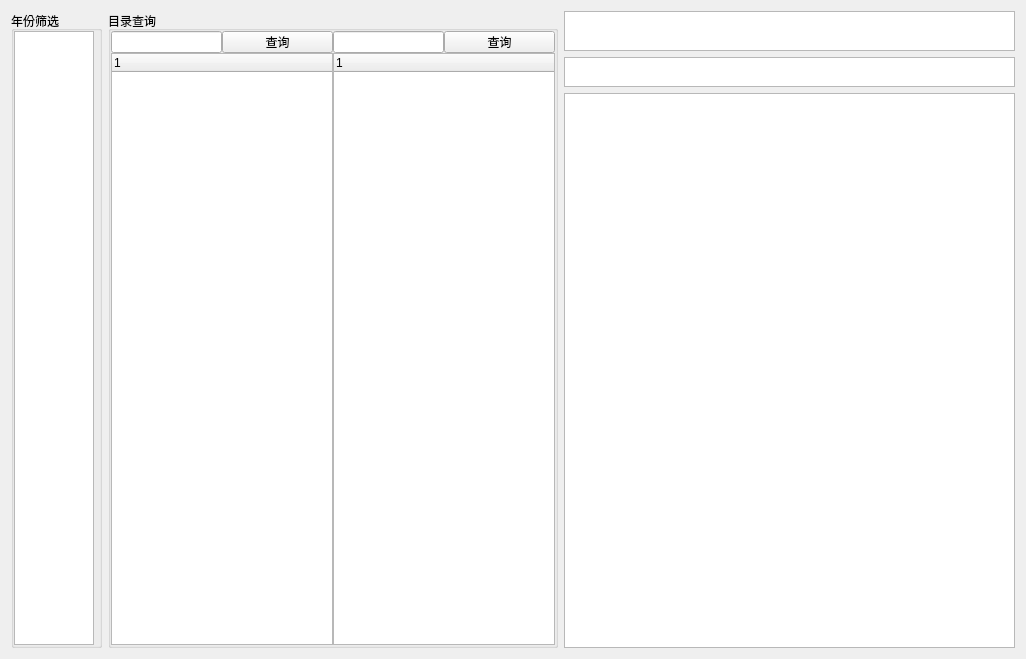
This is widgets/alocatMange/allotSchedule.ui in Belos10/Equip as Qt 5 draws it before an edit. The edited form follows.
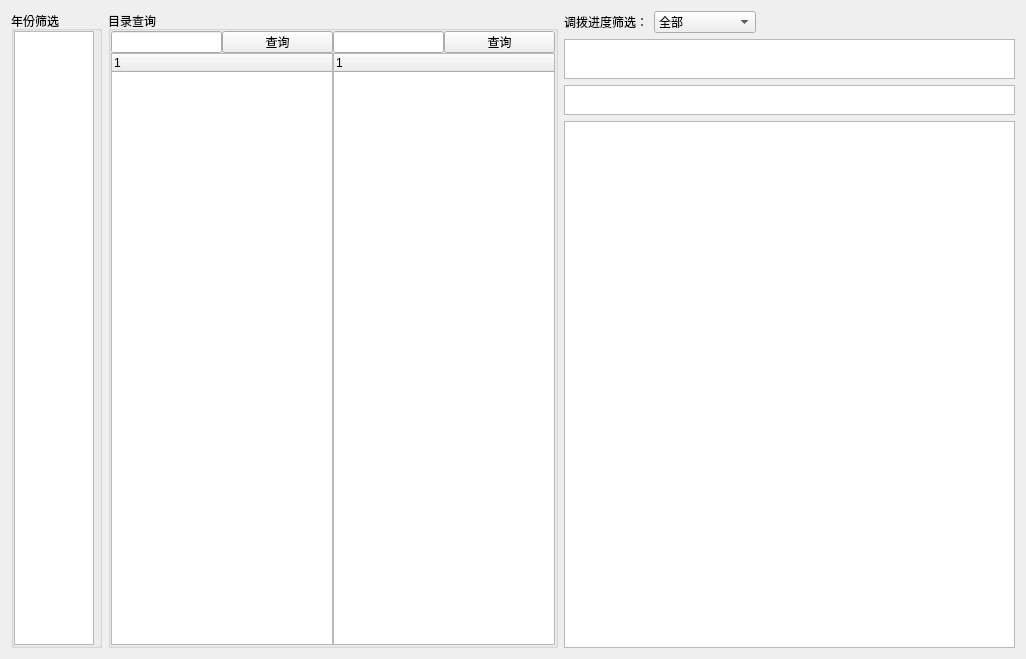
This is the edited form.

```diff
--- a/widgets/alocatMange/allotSchedule.ui
+++ b/widgets/alocatMange/allotSchedule.ui
@@ -245,6 +245,71 @@
      <item>
       <layout class="QHBoxLayout" name="horizontalLayout_6"/>
      </item>
+     <item>
+      <layout class="QHBoxLayout" name="horizontalLayout_5">
+       <item>
+        <widget class="QLabel" name="label">
+         <property name="minimumSize">
+          <size>
+           <width>0</width>
+           <height>0</height>
+          </size>
+         </property>
+         <property name="text">
+          <string>调拨进度筛选：</string>
+         </property>
+        </widget>
+       </item>
+       <item>
+        <widget class="QComboBox" name="cb_schedule">
+         <property name="minimumSize">
+          <size>
+           <width>80</width>
+           <height>0</height>
+          </size>
+         </property>
+         <item>
+          <property name="text">
+           <string>全部</string>
+          </property>
+         </item>
+         <item>
+          <property name="text">
+           <string>完成进度一</string>
+          </property>
+         </item>
+         <item>
+          <property name="text">
+           <string>完成进度二</string>
+          </property>
+         </item>
+         <item>
+          <property name="text">
+           <string>完成进度三</string>
+          </property>
+         </item>
+         <item>
+          <property name="text">
+           <string>完成所有进度</string>
+          </property>
+         </item>
+        </widget>
+       </item>
+       <item>
+        <spacer name="horizontalSpacer">
+         <property name="orientation">
+          <enum>Qt::Horizontal</enum>
+         </property>
+         <property name="sizeHint" stdset="0">
+          <size>
+           <width>40</width>
+           <height>20</height>
+          </size>
+         </property>
+        </spacer>
+       </item>
+      </layout>
+     </item>
      <item>
       <widget class="QTextBrowser" name="txt_disturbPlanYear">
        <property name="sizePolicy">
```
